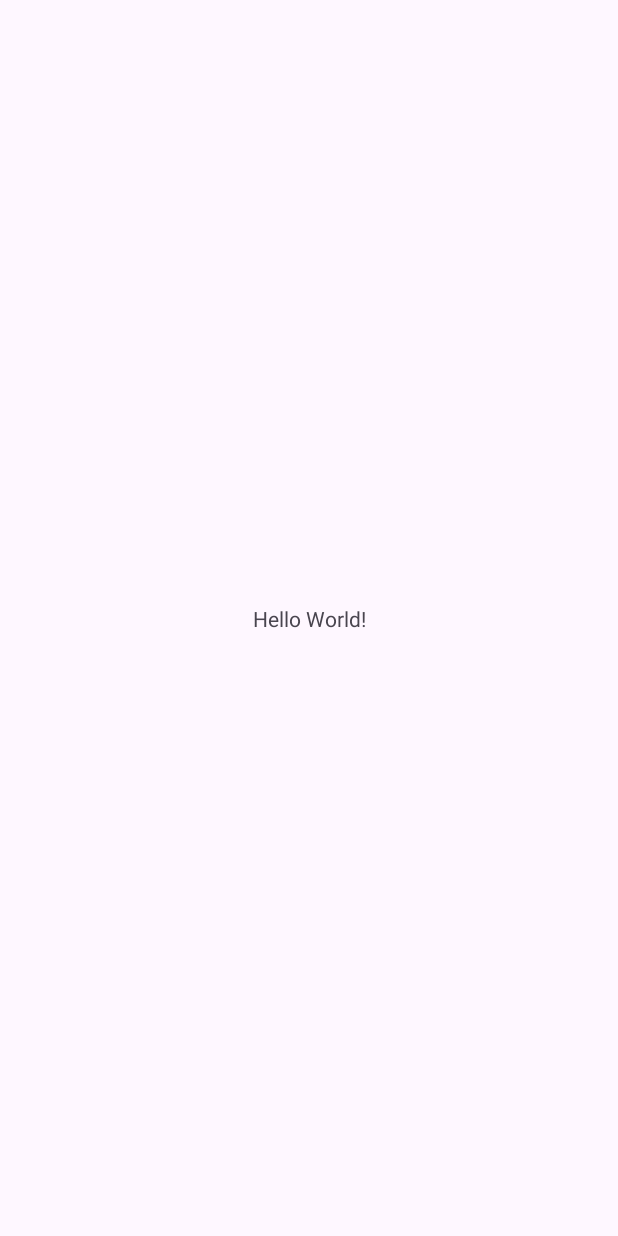
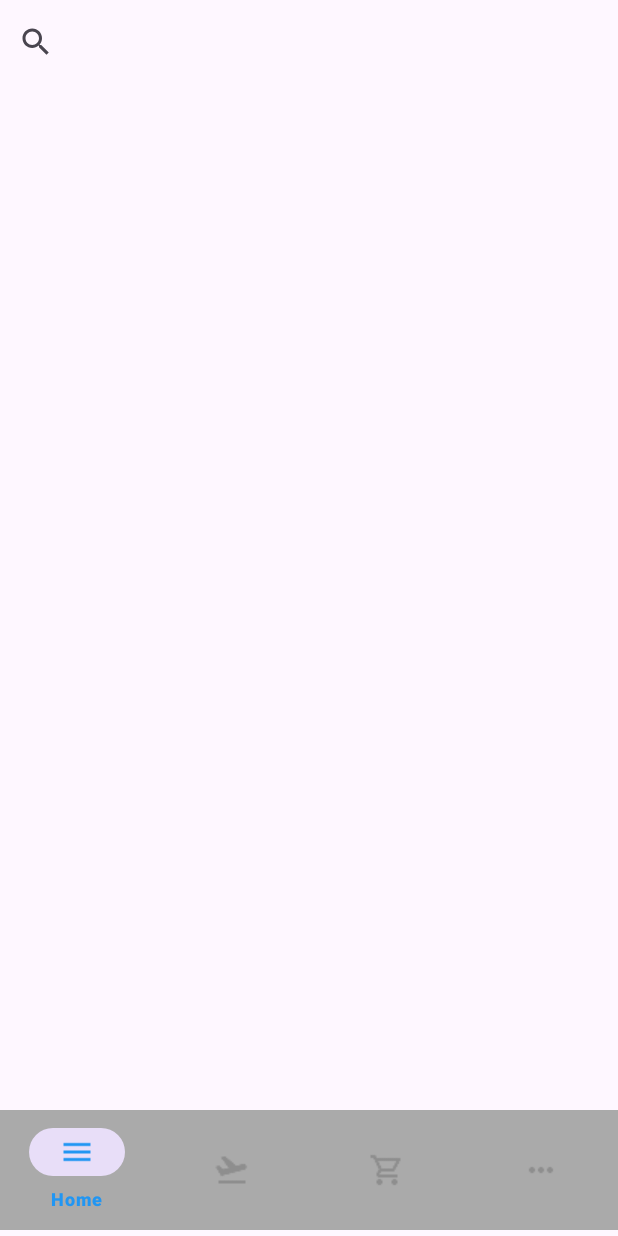
Before and after one commit to ngysytho/NextTrip, an Android app: the screen it shows after launch (MainActivity), on a phone screen of 412 x 824 dp. Before the commit the screen is almost empty. Run offline under Robolectric (Android 15) with nearby library versions, the phone set to English and light mode, and no system bars.

Commit message:
Home and search

```diff
--- a/app/src/main/res/layout/activity_main.xml
+++ b/app/src/main/res/layout/activity_main.xml
@@ -5,15 +5,33 @@
     android:id="@+id/main"
     android:layout_width="match_parent"
     android:layout_height="match_parent"
+    android:orientation="vertical"
     tools:context=".MainActivity">
 
-    <TextView
-        android:layout_width="wrap_content"
+    <com.google.android.material.bottomnavigation.BottomNavigationView
+        android:id="@+id/bottom_navigation"
+        android:layout_width="match_parent"
         android:layout_height="wrap_content"
-        android:text="Hello World!"
+        android:layout_gravity="bottom"
+        android:layout_marginBottom="4dp"
+        android:background="@android:color/darker_gray"
+        app:itemIconTint="@color/nav_item_color_state"
+        app:itemTextColor="@color/nav_item_color_state"
         app:layout_constraintBottom_toBottomOf="parent"
+        app:menu="@menu/bottom_nav_menu"
+        tools:layout_editor_absoluteX="0dp" />
+
+    <SearchView
+        android:id="@+id/searchView"
+        android:layout_width="0dp"
+        android:layout_height="wrap_content"
+        android:gravity="top"
+        android:queryHint="Tìm kiếm..."
+        app:layout_constraintBottom_toTopOf="@id/bottom_navigation"
         app:layout_constraintEnd_toEndOf="parent"
+        app:layout_constraintHorizontal_bias="0.0"
         app:layout_constraintStart_toStartOf="parent"
-        app:layout_constraintTop_toTopOf="parent" />
+        app:layout_constraintTop_toTopOf="parent"
+        app:layout_constraintVertical_bias="0.006" />
 
 </androidx.constraintlayout.widget.ConstraintLayout>
```
